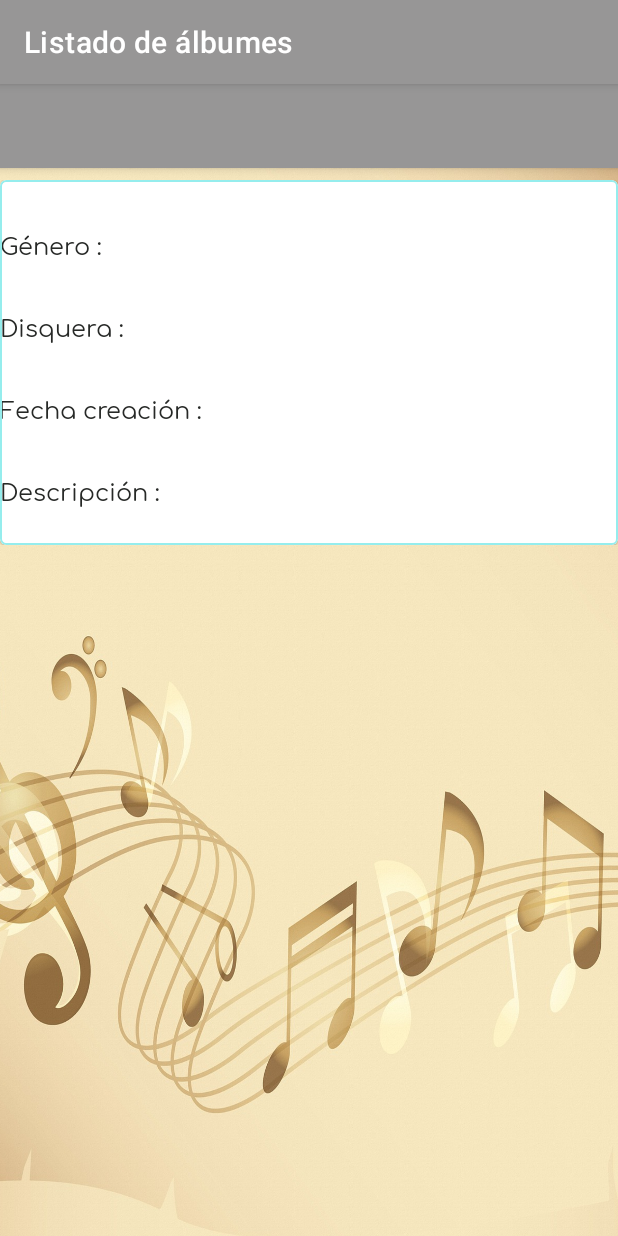
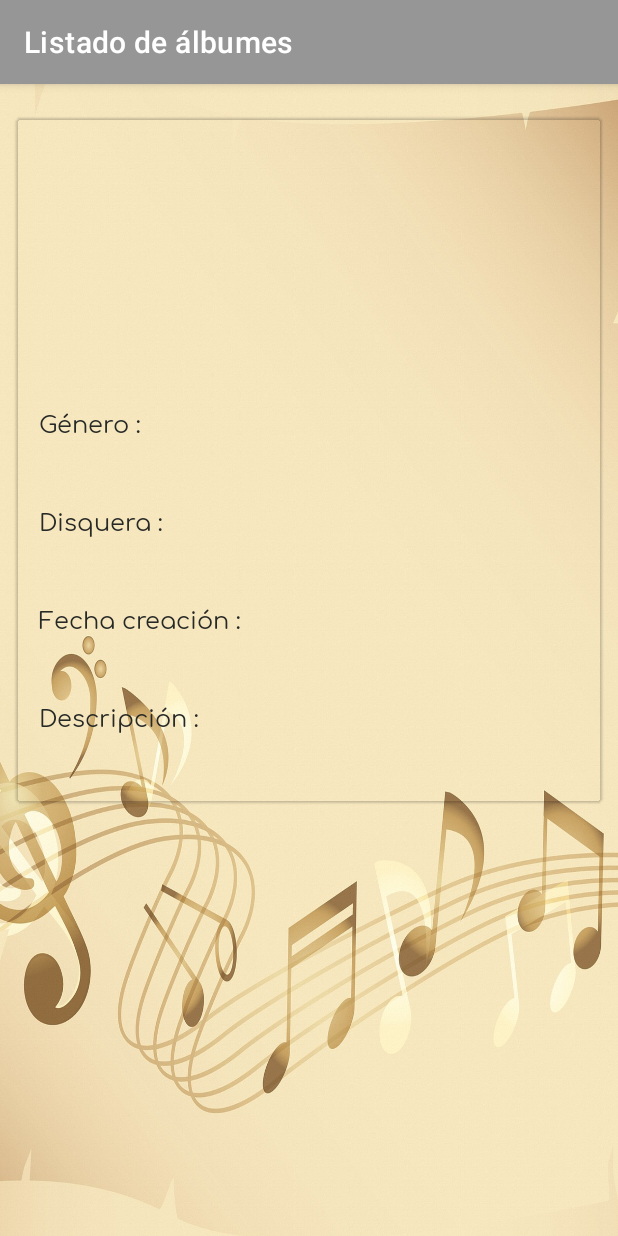
Before and after one commit to VinniK4m/Vinilos, an Android app: the fragment DetalleAlbumFragment placed in its activity, on a phone screen of 412 x 824 dp. Run offline under Robolectric (Android 15) with nearby library versions, the phone set to English and light mode, and no system bars; our stand-ins replace Picasso, Volley, data binding, navigation-ui; network calls fail; pictures from the network do not load; 4 statements that could not run were skipped.

Commit message:
Se ajusta la distribución de elementos en la pantalla

```diff
--- a/app/src/main/res/layout/activity_album.xml
+++ b/app/src/main/res/layout/activity_album.xml
@@ -12,21 +12,13 @@
         android:name="androidx.navigation.fragment.NavHostFragment"
         android:layout_width="match_parent"
         android:layout_height="match_parent"
-        android:layout_marginTop="64dp"
+        android:layout_marginStart="5dp"
+        android:layout_marginEnd="5dp"
         app:defaultNavHost="true"
-        app:layout_constraintTop_toBottomOf="@+id/my_toolbar"
+        app:layout_constraintEnd_toEndOf="parent"
+        app:layout_constraintStart_toStartOf="parent"
         app:navGraph="@navigation/nav_graph"
-        tools:layout_editor_absoluteX="0dp" />
-
-    <androidx.appcompat.widget.Toolbar
-        android:id="@+id/my_toolbar"
-        android:layout_width="match_parent"
-        android:layout_height="?attr/actionBarSize"
-        android:background="?attr/colorPrimary"
-        android:elevation="4dp"
-        android:theme="@style/ThemeOverlay.AppCompat.ActionBar"
-        app:layout_constraintTop_toTopOf="parent"
-        app:popupTheme="@style/ThemeOverlay.AppCompat.Light" />
+        tools:layout_editor_absoluteY="64dp" />
 
 
 </androidx.constraintlayout.widget.ConstraintLayout>
--- a/app/src/main/res/layout/detalle_album.xml
+++ b/app/src/main/res/layout/detalle_album.xml
@@ -8,91 +8,134 @@
         </data>
 
     <androidx.constraintlayout.widget.ConstraintLayout
+
+
         android:layout_width="match_parent"
-            android:layout_height="wrap_content">
+        android:layout_height="wrap_content"
+        android:layout_marginTop="10dp"
+        android:layout_marginBottom="10dp"
+        android:background="@android:color/transparent"
+        android:backgroundTint="@android:color/transparent">
 
         <com.google.android.material.card.MaterialCardView
             android:layout_width="match_parent"
             android:layout_height="wrap_content"
+            android:layout_marginStart="5dp"
+            android:layout_marginTop="12dp"
+            android:layout_marginEnd="5dp"
+            android:layout_marginBottom="12dp"
+            android:background="@android:color/transparent"
+            android:backgroundTint="@android:color/transparent"
             app:layout_constraintBottom_toBottomOf="parent"
             app:layout_constraintEnd_toEndOf="parent"
             app:layout_constraintStart_toStartOf="parent"
             app:layout_constraintTop_toTopOf="parent"
-                app:strokeColor="@color/stroke_color"
-                app:strokeWidth="1dp">
+            app:strokeWidth="0dp">
+
+            <ScrollView
+                android:layout_width="match_parent"
+                android:layout_height="match_parent">
 
                 <LinearLayout
                     android:layout_width="match_parent"
-                    android:layout_height="match_parent"
+                    android:layout_height="wrap_content"
+                    android:background="@android:color/transparent"
                     android:orientation="vertical">
 
                     <TextView
                         android:id="@+id/name"
+                        style="@style/TextAppearance.AppCompat.Large"
                         android:layout_width="match_parent"
                         android:layout_height="wrap_content"
+                        android:layout_marginTop="5dp"
                         android:gravity="center"
-                        style="@style/TextAppearance.AppCompat.Large"
-                        android:text="@{album.name}"/>
+                        android:text="@{album.name}" />
 
                     <ImageView
                         android:id="@+id/cover"
-                        android:layout_width="match_parent"
-                        android:layout_height="match_parent"
-                        android:contentDescription="@{album.name}"/>
+                        android:layout_width="150dp"
+                        android:layout_height="150dp"
+                        android:layout_gravity="center"
+                        android:contentDescription="@{album.name}" />
+
                     <TextView
                         android:id="@+id/lgenre"
+                        style="@style/textonormal"
                         android:layout_width="match_parent"
                         android:layout_height="wrap_content"
-                        style="@style/textonormal"
-                        android:text="Género :"/>
+                        android:layout_marginLeft="15dp"
+                        android:layout_marginTop="5dp"
+                        android:text="Género :" />
 
                     <TextView
                         android:id="@+id/textView4"
+                        style="@style/TextAppearance.AppCompat.Large"
                         android:layout_width="match_parent"
                         android:layout_height="wrap_content"
-                        style="@style/TextAppearance.AppCompat.Large"
+                        android:layout_marginLeft="15dp"
+                        android:layout_marginTop="5dp"
                         android:text="@{album.genre}" />
+
                     <TextView
                         android:id="@+id/lDisquera"
+                        style="@style/textonormal"
                         android:layout_width="match_parent"
                         android:layout_height="wrap_content"
-                        style="@style/textonormal"
-                        android:text="Disquera :"/>
+                        android:layout_marginLeft="15dp"
+                        android:layout_marginTop="5dp"
+                        android:text="Disquera :" />
+
                     <TextView
                         android:id="@+id/textView3"
+                        style="@style/TextAppearance.AppCompat.Large"
                         android:layout_width="match_parent"
                         android:layout_height="wrap_content"
-                        style="@style/TextAppearance.AppCompat.Large"
+                        android:layout_marginLeft="15dp"
+                        android:layout_marginTop="5dp"
                         android:text="@{album.recordLabel}" />
+
                     <TextView
                         android:id="@+id/lfecha"
+                        style="@style/textonormal"
                         android:layout_width="match_parent"
                         android:layout_height="wrap_content"
-                        style="@style/textonormal"
-                        android:text="Fecha creación :"/>
+                        android:layout_marginLeft="15dp"
+                        android:layout_marginTop="5dp"
+                        android:text="Fecha creación :" />
+
                     <TextView
                         android:id="@+id/releasedate"
+                        style="@style/TextAppearance.AppCompat.Large"
                         android:layout_width="match_parent"
                         android:layout_height="wrap_content"
-                        style="@style/TextAppearance.AppCompat.Large"
+                        android:layout_marginLeft="15dp"
+                        android:layout_marginTop="5dp"
                         android:text="@{album.releaseDate.toString()}" />
 
                     <TextView
                         android:id="@+id/ldescrip"
+                        style="@style/textonormal"
                         android:layout_width="match_parent"
                         android:layout_height="wrap_content"
-                        style="@style/textonormal"
-                        android:text="Descripción :"/>
+                        android:layout_marginLeft="15dp"
+                        android:layout_marginTop="5dp"
+                        android:text="Descripción :" />
 
                     <TextView
                         android:id="@+id/textView5"
+                        style="@style/TextAppearance.AppCompat.Medium"
                         android:layout_width="match_parent"
                         android:layout_height="wrap_content"
-                        style="@style/TextAppearance.AppCompat.Medium"
+                        android:layout_marginLeft="15dp"
+                        android:layout_marginTop="5dp"
+                        android:layout_marginRight="15dp"
+                        android:layout_marginBottom="15dp"
                         android:text="@{album.description}" />
 
 
                 </LinearLayout>
+            </ScrollView>
+
         </com.google.android.material.card.MaterialCardView>
     </androidx.constraintlayout.widget.ConstraintLayout>
     </layout>
--- a/app/src/main/res/layout/fragment_album.xml
+++ b/app/src/main/res/layout/fragment_album.xml
@@ -11,7 +11,8 @@
         android:id="@+id/progressBar"
         style="?android:attr/progressBarStyle"
         android:layout_width="wrap_content"
-        android:layout_height="wrap_content" />
+        android:layout_height="wrap_content"
+        android:visibility="invisible" />
 
     <androidx.recyclerview.widget.RecyclerView
         android:id="@+id/albumsRv"
```
Also changed, not shown: app/src/main/res/layout/activity_main.xml (+9 -9 lines), app/src/main/res/layout/item_album.xml (+37 -16 lines), gradle/wrapper/gradle-wrapper.properties. Lines whose indentation alone changed are shown as unchanged.
